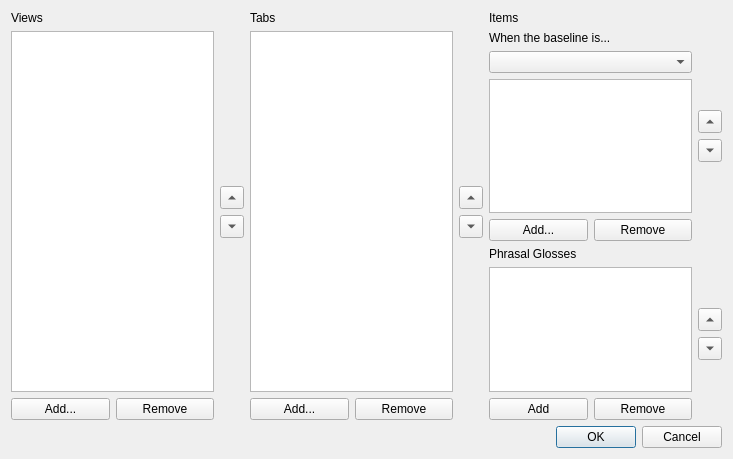
Above: viewconfigurationdialog.ui from adamb924/Gloss before the change. Below: the same form after it.
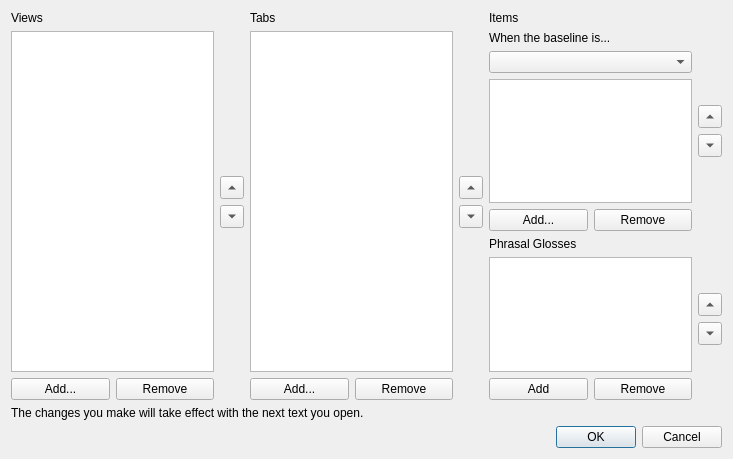
That is the form after the change.

Commit message:
View Configuration Tweaks
Add a note to the dialog; refresh the views submenu after the View
configuration dialog.

What changed in the file:
```diff
--- a/viewconfigurationdialog.ui
+++ b/viewconfigurationdialog.ui
@@ -348,6 +348,13 @@
      </item>
     </layout>
    </item>
+   <item>
+    <widget class="QLabel" name="label_6">
+     <property name="text">
+      <string>The changes you make will take effect with the next text you open.</string>
+     </property>
+    </widget>
+   </item>
    <item>
     <widget class="QDialogButtonBox" name="buttonBox">
      <property name="orientation">
```
The commit also changes 1 other file.
